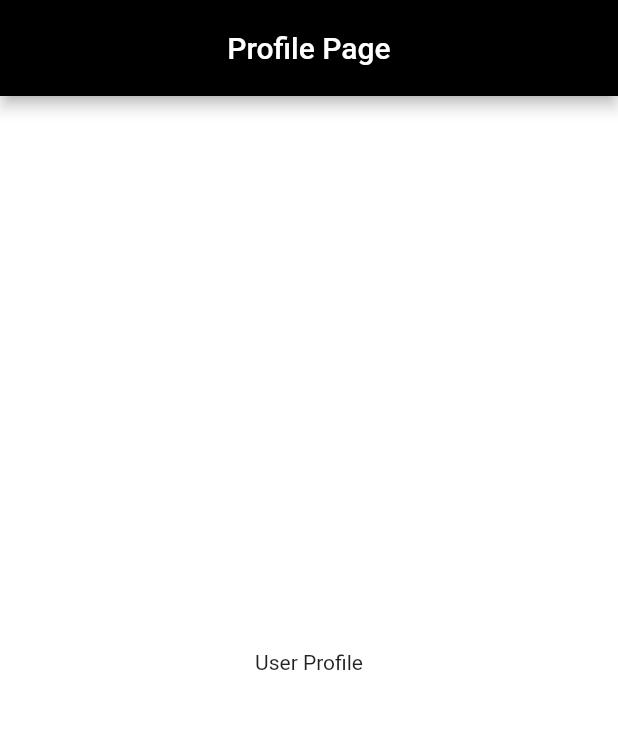
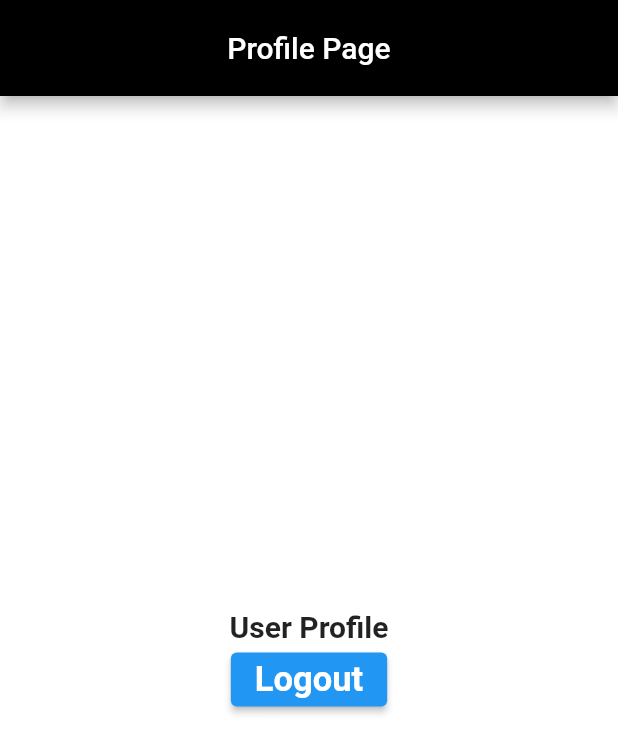
Before and after one commit to Y3-Project/GeoEyeApp, a Flutter app: the ProfileWidget screen opened directly, on a phone screen of 412 x 824 dp. Shown: the top 753 px of the screen. Run offline on Flutter 3.47's test engine with Material 2 defaults, Android fonts, the phone set to English and light mode, and no system bars; our stand-ins replace animated_splash_screen, cloud_firestore, curved_navigation_bar, email_validator, firebase_auth, firebase_core and 3 more; accounts and stored records are empty.

Commit message:
added logout button and logout functionality in profile page

```diff
--- a/lib/user_pages/profile_widget.dart
+++ b/lib/user_pages/profile_widget.dart
@@ -1,11 +1,23 @@
+import 'package:firebase_auth/firebase_auth.dart';
 import 'package:flutter/cupertino.dart';
 import 'package:flutter/material.dart';
+import '../login_page.dart';
 
 class ProfileWidget extends StatelessWidget {
   const ProfileWidget({Key? key}) : super(key: key);
 
   @override
   Widget build(BuildContext context) {
+    //method to log the user out
+    Future<void> logout() async {
+      await FirebaseAuth.instance.signOut();
+      Navigator.of(context).push(
+        MaterialPageRoute(
+          builder: (context) => LoginPage(onSignIn: (user) {}),
+        ),
+      );
+    }
+
     return Scaffold(
       backgroundColor: Colors.white,
       appBar: AppBar(
@@ -22,8 +34,17 @@ class ProfileWidget extends StatelessWidget {
               color: Colors.white,
               border: Border.all(color: Colors.white),
               borderRadius: const BorderRadius.all(Radius.circular(20))),
-        child: Text("User Profile"),
-      ),
+          child: Column(
+            mainAxisAlignment: MainAxisAlignment.center,
+            children: [
+              Text("User Profile", style: TextStyle(fontWeight: FontWeight.bold, fontSize: 20)),
+              ElevatedButton(
+                  onPressed: () {
+                    logout();
+                  },
+                  child: const Text('Logout', style: TextStyle(fontWeight: FontWeight.bold, fontSize: 23),))
+            ],
+          )),
     );
   }
 }
```
Lines whose indentation alone changed are shown as unchanged.
